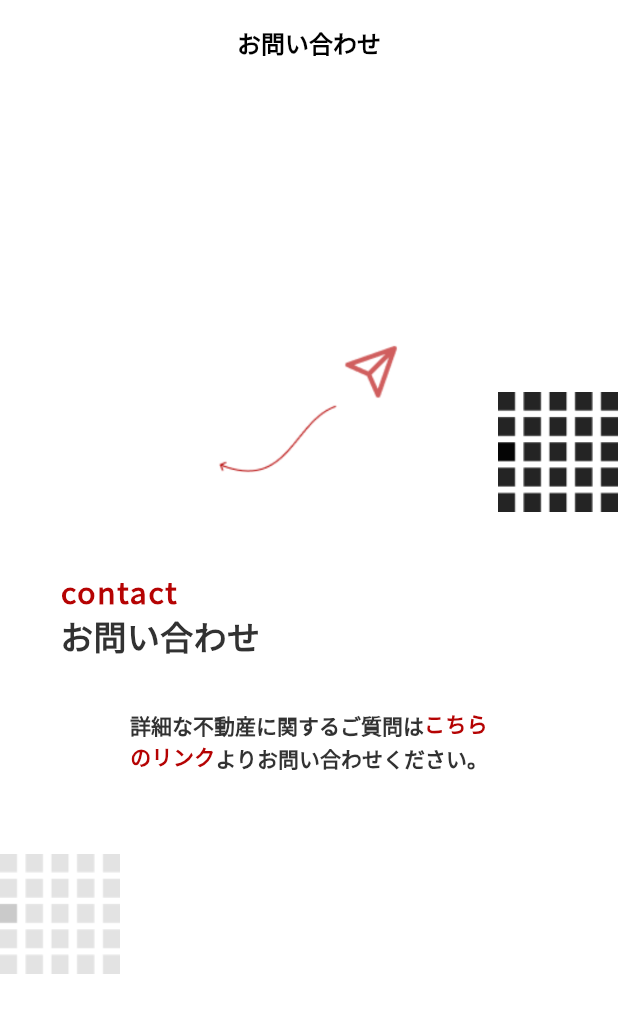
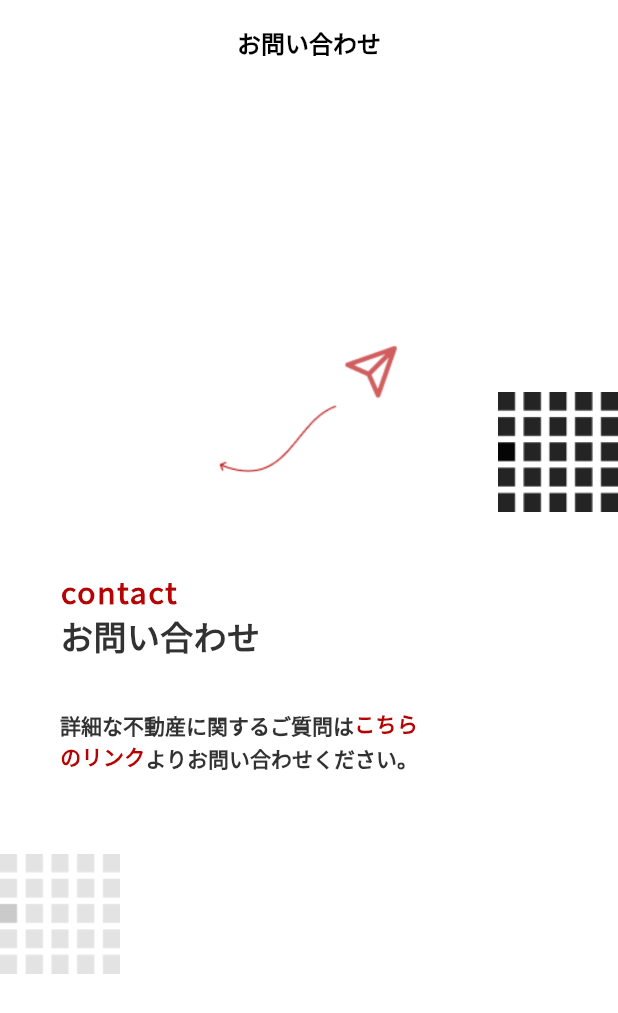
Before and after one commit to sekiguchimend/loan-simulation, a Flutter app: the ConsultScreen screen opened directly, on a phone screen of 412 x 824 dp. Shown: the top 1013 px of the screen. Run offline on Flutter 3.47's test engine with Material 3 defaults, Android fonts, the phone set to English and light mode, and no system bars; our stand-ins replace cached_network_image, flutter_dotenv, flutter_hooks, flutter_markdown, font_awesome_flutter, google_fonts and 2 more; accounts and stored records are empty.

Commit message:
fix layout

```diff
--- a/lib/pages/consult/consult_screen.dart
+++ b/lib/pages/consult/consult_screen.dart
@@ -29,7 +29,7 @@ class ConsultScreen extends HookConsumerWidget {
           // メインコンテンツ
           Center(
             child: Transform.translate(
-              offset: const Offset(0, -90),
+              offset: const Offset(0, -90), // 90px上に移動
               child: Column(
                 mainAxisAlignment: MainAxisAlignment.center,
                 children: [
@@ -120,8 +120,10 @@ class ConsultScreen extends HookConsumerWidget {
   }
 
   Widget _buildContactText(BuildContext context) {
-    return Container(
-      padding: const EdgeInsets.symmetric(horizontal: 40),
+    return Row(
+      children: [
+        const SizedBox(width: 40),
+        Expanded(
           child: Column(
             crossAxisAlignment: CrossAxisAlignment.start,
             children: [
@@ -187,6 +189,8 @@ class ConsultScreen extends HookConsumerWidget {
               ),
             ],
           ),
+        ),
+      ],
     );
   }
 
```
Lines whose indentation alone changed are shown as unchanged.
